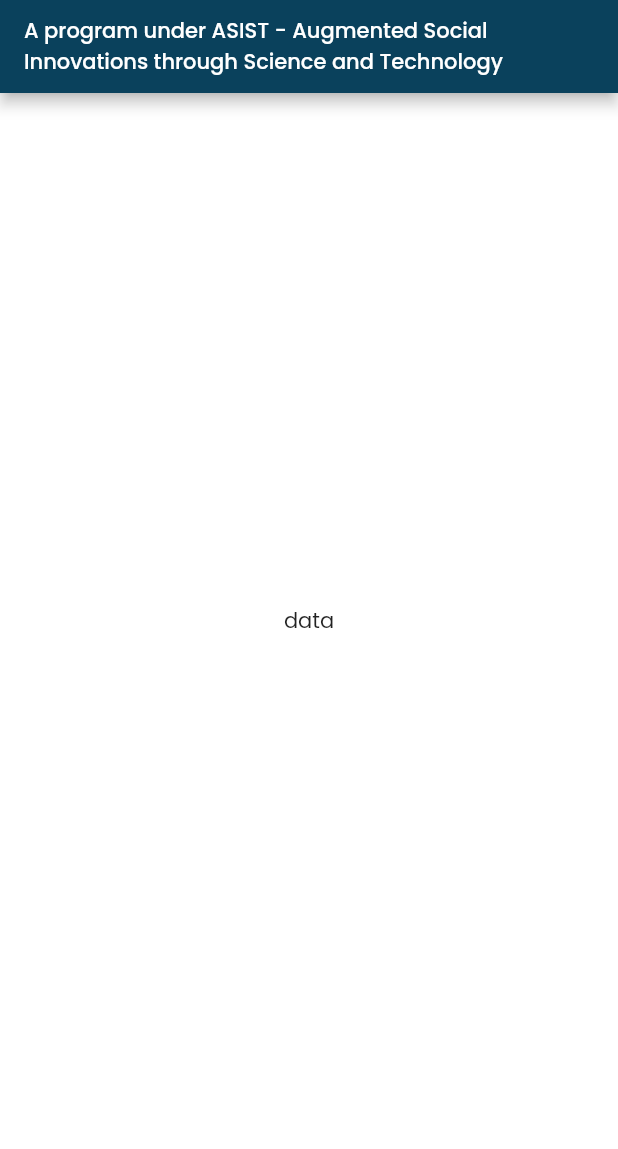
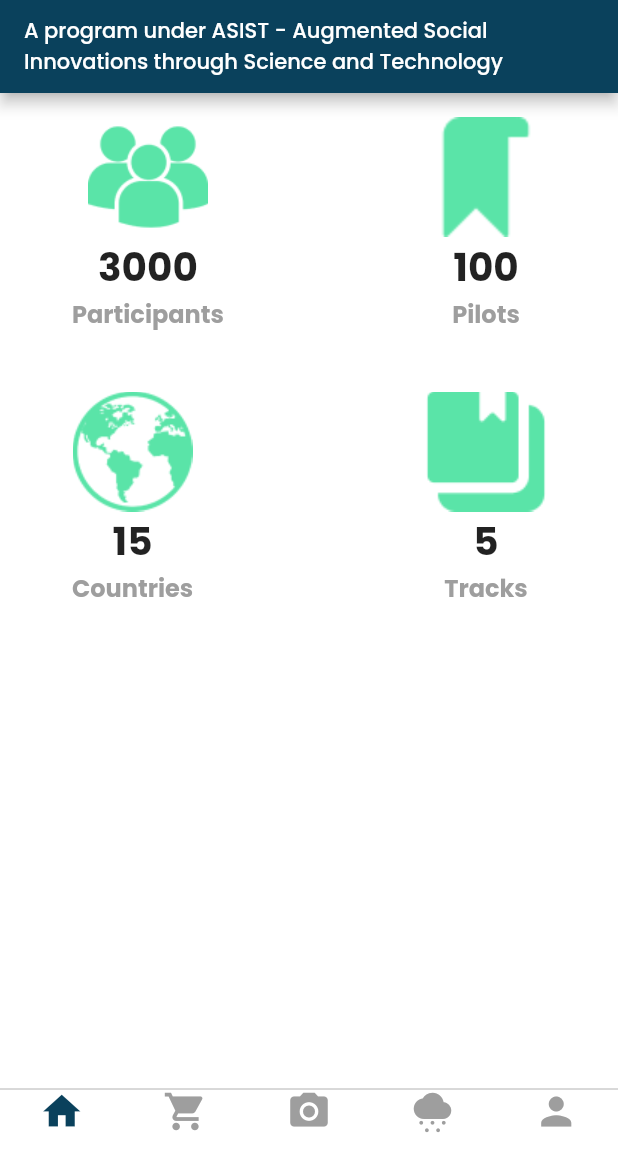
Before and after one commit to ahmadexe/YESIST12-iOS-App, a Flutter app: the screen it shows after launch, on a phone screen of 412 x 824 dp, the part 87-1236 px from its top. Run offline on Flutter 3.47's test engine with Material 2 defaults, Android fonts, the light colour scheme and no system bars; our stand-ins replace form_builder_validators.

Commit message:
home ui in process

```diff
--- a/lib/configs/app.dart
+++ b/lib/configs/app.dart
@@ -14,7 +14,7 @@
   static bool? isLtr;
   static bool showAds = false;
 
-  static init(BuildContext context) async {
+  init(BuildContext context) async {
     UI.init(context);
     AppDimensions.init();
     AppTheme.init(context);
--- /dev/null
+++ b/lib/configs/static_colors.dart
@@ -0,0 +1,5 @@
+import 'package:flutter/material.dart';
+
+class StaticColors {
+  static const primaryColor = Color.fromRGBO(10, 65, 92, 1);
+}
--- a/lib/main.dart
+++ b/lib/main.dart
@@ -1,9 +1,10 @@
 import 'package:flutter/material.dart';
 import 'package:provider/provider.dart';
 import 'package:yesist_ios_app/base_wrapper.dart';
+import 'package:yesist_ios_app/configs/app.dart';
+import 'package:yesist_ios_app/mobile_layout.dart';
 import 'package:yesist_ios_app/providers/app_provider.dart';
 import 'configs/core_theme.dart' as theme;
-import 'screens/home/home_screen.dart';
 
 void main(List<String> args) {
   runApp(const MyApp());
@@ -14,6 +15,7 @@
 
   @override
   Widget build(BuildContext context) {
+    // App.init(context);
     return MultiProvider(
       providers: [
         ChangeNotifierProvider(create: (_) => AppProvider()..init())
@@ -22,7 +24,7 @@
         child: MaterialApp(
           title: "YESIST12",
           theme: theme.themeLight,
-          home: const HomeScreen(),
+          home: const MobileLayout(),
         ),
       ),
     );
--- /dev/null
+++ b/lib/mobile_layout.dart
@@ -0,0 +1,110 @@
+import 'package:flutter/cupertino.dart';
+import 'package:flutter/material.dart';
+import 'package:yesist_ios_app/configs/app_theme.dart';
+import 'package:yesist_ios_app/configs/static_colors.dart';
+import 'package:yesist_ios_app/screens/finale/finale_screen.dart';
+import 'package:yesist_ios_app/screens/more_info/more_info_screen.dart';
+import 'package:yesist_ios_app/screens/timeline/timeline_screen.dart';
+import 'package:yesist_ios_app/screens/tracks/tracks.dart';
+
+import 'screens/home/home_screen.dart';
+
+class MobileLayout extends StatefulWidget {
+  const MobileLayout({super.key});
+
+  @override
+  State<MobileLayout> createState() => _MobileLayoutState();
+}
+
+class _MobileLayoutState extends State<MobileLayout> {
+
+  int _page = 0;
+  late PageController _pageController;
+
+  @override
+  void initState() {
+    super.initState();
+    _pageController = PageController();
+  }
+
+  @override
+  void dispose() {
+    super.dispose();
+    _pageController.dispose();
+  }
+
+  void navigationTapped(int page) {
+    _pageController.jumpToPage(page);
+  }
+
+  onPageChanged(int page){
+    setState(() {
+      _page = page;
+    });
+  }
+
+  @override
+  Widget build(BuildContext context) {
+    return Scaffold(
+      body: PageView(
+        physics: const NeverScrollableScrollPhysics(),
+        controller: _pageController,
+        onPageChanged: onPageChanged,
+        children: const [
+          HomeScreen(),
+          TimelineScreen(),
+          TracksScreen(),
+          FinaleScreen(),
+          MoreInfoScreen(),
+        ],
+      ),
+      bottomNavigationBar: CupertinoTabBar(
+        height: 40,
+        activeColor: Colors.blue,
+        inactiveColor: Colors.grey,
+        // backgroundColor: Color(0xfffefefe),
+        // backgroundColor: Colors.black,
+        // backgroundColor: Colors.white,
+        // backgroundColor: Color.fromARGB(255, 194, 194, 194),
+        backgroundColor: Colors.white,
+        items: [
+          BottomNavigationBarItem(
+            icon: Icon(Icons.home, color: _page == 0? StaticColors.primaryColor : Colors.grey),
+            backgroundColor: Colors.white,
+            label: ""
+          ),
+          BottomNavigationBarItem(
+            icon: Icon(Icons.shopping_cart, color: _page == 1? Colors.blue : Colors.grey),
+            label: "",
+            backgroundColor: Colors.white,
+
+            // backgroundColor: customPrimaryColorLight,
+          ),
+          BottomNavigationBarItem(
+            icon: Icon(Icons.camera_alt, color: _page == 2? Colors.blue : Colors.grey),
+            label: "",
+            backgroundColor: Colors.white,
+
+            // backgroundColor: customPrimaryColorLight,
+          ),
+          BottomNavigationBarItem(
+            icon: Icon(Icons.cloudy_snowing, color: _page == 3? Colors.blue : Colors.grey),
+            label: "",
+            backgroundColor: Colors.white,
+            // backgroundColor: customPrimaryColorLight,
+          ),
+          BottomNavigationBarItem(
+            icon: Icon(Icons.person, color: _page == 4? Colors.blue : Colors.grey),
+            label: "",
+            backgroundColor: Colors.white,
+
+            // backgroundColor: customPrimaryColorLight,
+          ),
+        ],
+        onTap: (page) {
+          navigationTapped(page);
+        },
+      ),
+    );
+  }
+}
--- a/lib/providers/app_provider.dart
+++ b/lib/providers/app_provider.dart
@@ -1,5 +1,6 @@
 import 'package:flutter/material.dart';
 import 'package:provider/provider.dart';
+import 'package:yesist_ios_app/configs/app.dart';
 import 'package:yesist_ios_app/configs/app_typography.dart';
 import 'package:yesist_ios_app/configs/radius.dart';
 
@@ -9,6 +10,7 @@
 
   AppText text = AppText();
   AppRadius radius = AppRadius();
+  App configs = App();
 
   init() {
     text.init();
@@ -16,4 +18,10 @@
 
     notifyListeners();
   }
+
+  initConfigs(BuildContext context) {
+    configs.init(context);
+
+    notifyListeners();
+  }
 }
--- /dev/null
+++ b/lib/screens/finale/finale_screen.dart
@@ -0,0 +1,12 @@
+import 'package:flutter/material.dart';
+
+class FinaleScreen extends StatelessWidget {
+  const FinaleScreen({super.key});
+
+  @override
+  Widget build(BuildContext context) {
+    return Scaffold(
+      appBar: AppBar(),
+    );
+  }
+}
--- a/lib/screens/home/home_screen.dart
+++ b/lib/screens/home/home_screen.dart
@@ -1,5 +1,5 @@
 import 'package:flutter/material.dart';
-import 'package:yesist_ios_app/configs/app_dimensions.dart';
+import 'package:yesist_ios_app/configs/configs.dart';
 import 'package:yesist_ios_app/providers/app_provider.dart';
 import 'package:yesist_ios_app/static/constants.dart';
 
@@ -22,20 +22,107 @@
                   crossAxisAlignment: CrossAxisAlignment.end,
                   mainAxisAlignment: MainAxisAlignment.start,
                   children: [
-                    Text("IEEE YESIST-12", style: app.text.h1,),
-                    Text("2022", style: app.text.t2,),
+                    Text(
+                      "IEEE YESIST-12",
+                      style: app.text.h1,
+                    ),
+                    Text(
+                      "2022",
+                      style: app.text.t2,
+                    ),
                   ],
                 ),
-                IconButton(onPressed: () {}, icon: const Icon(Icons.notifications_none))
+                IconButton(
+                    onPressed: () {},
+                    icon: const Icon(Icons.notifications_none))
               ],
             ),
             SizedBox(height: AppDimensions.normalize(10)),
-            Text("A program under ASIST - Augmented Social Innovations through Science and Technology", style: app.text.t2, maxLines: 2,),
+            Text(
+              "A program under ASIST - Augmented Social Innovations through Science and Technology",
+              style: app.text.t2,
+              maxLines: 2,
+            ),
           ],
         ),
       ),
-      body: const Center(
-        child: Text('data'),
+      body: Padding(
+        padding: const EdgeInsets.all(16.0),
+        child: Column(
+          crossAxisAlignment: CrossAxisAlignment.start,
+          children: [
+            Padding(
+              padding: const EdgeInsets.symmetric(horizontal: 32.0),
+              child: Row(
+                mainAxisAlignment: MainAxisAlignment.spaceBetween,
+                children: [
+                  Column(
+                    children: [
+                      Image.asset("assets/images/people.png",
+                          height: AppDimensions.normalize(80),
+                          width: AppDimensions.normalize(80),
+                          fit: BoxFit.fill),
+                      Text("3000", style: app.text.h2b),
+                      Text(
+                        "Participants",
+                        style: app.text.t1b.copyWith(color: Colors.grey),
+                      ),
+                    ],
+                  ),
+                  Column(
+                    children: [
+                      Image.asset("assets/images/bookmark.png",
+                          height: AppDimensions.normalize(80),
+                          width: AppDimensions.normalize(80),
+                          fit: BoxFit.fill),
+                      Text("100", style: app.text.h2b),
+                      Text(
+                        "Pilots",
+                        style: app.text.t1b.copyWith(color: Colors.grey),
+                      ),
+                    ],
+                  ),
+                ],
+              ),
+            ),
+            // Space.y1!,
+            const SizedBox(height: 40),
+            Padding(
+              padding: const EdgeInsets.symmetric(horizontal: 32.0),
+              child: Row(
+                mainAxisAlignment: MainAxisAlignment.spaceBetween,
+                children: [
+                  Column(
+                    children: [
+                      Image.asset("assets/images/earth.png",
+                          height: AppDimensions.normalize(80),
+                          width: AppDimensions.normalize(80),
+                          fit: BoxFit.fill),
+                      Text("15", style: app.text.h2b),
+                      Text(
+                        "Countries",
+                        style: app.text.t1b.copyWith(color: Colors.grey),
+                      ),
+                    ],
+                  ),
+                  Column(
+                    children: [
+                      Image.asset("assets/images/books.png",
+                          height: AppDimensions.normalize(80),
+                          width: AppDimensions.normalize(80),
+                          fit: BoxFit.fill),
+                      Text("5", style: app.text.h2b),
+                      Text(
+                        "Tracks",
+                        style: app.text.t1b.copyWith(color: Colors.grey),
+                      ),
+                    ],
+                  ),
+                ],
+              ),
+            ),
+          ],
+        ),
       ),
     );
   }
--- /dev/null
+++ b/lib/screens/more_info/more_info_screen.dart
@@ -0,0 +1,12 @@
+import 'package:flutter/material.dart';
+
+class MoreInfoScreen extends StatelessWidget {
+  const MoreInfoScreen({super.key});
+
+  @override
+  Widget build(BuildContext context) {
+    return Scaffold(
+      appBar: AppBar(),
+    );
+  }
+}
--- /dev/null
+++ b/lib/screens/timeline/timeline_screen.dart
@@ -0,0 +1,12 @@
+import 'package:flutter/material.dart';
+
+class TimelineScreen extends StatelessWidget {
+  const TimelineScreen({super.key});
+
+  @override
+  Widget build(BuildContext context) {
+    return Scaffold(
+      appBar: AppBar(),
+    );
+  }
+}
--- /dev/null
+++ b/lib/screens/tracks/tracks.dart
@@ -0,0 +1,12 @@
+import 'package:flutter/material.dart';
+
+class TracksScreen extends StatelessWidget {
+  const TracksScreen({super.key});
+
+  @override
+  Widget build(BuildContext context) {
+    return Scaffold(
+      appBar: AppBar(),
+    );
+  }
+}
```
Also changed, not shown: pubspec.yaml (+5 -2 lines), assets/images/bookmark.png (added), assets/images/books.png (added), assets/images/earth.png (added), assets/images/people.png (added), assets/svgs/people.svg (added), pubspec.lock.
